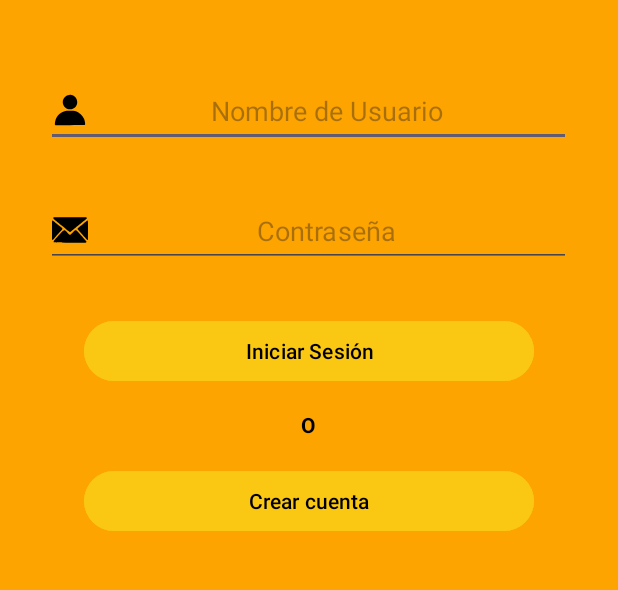
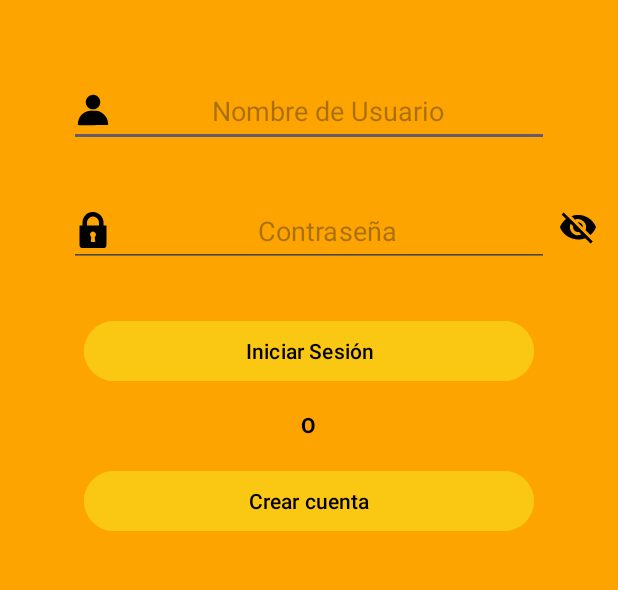
Before and after one commit to Alexis2025X/PetCare_2.0, an Android app: the screen it shows after launch (Login), on a phone screen of 412 x 824 dp, the part 375-965 px from its top. Run offline under Robolectric (Android 15) with nearby library versions, the phone set to English and light mode, and no system bars.

Commit message:
Feat: Add the hide/show eye icon in the login

```diff
--- a/app/src/main/java/com/alexis/petcare20/Login.java
+++ b/app/src/main/java/com/alexis/petcare20/Login.java
@@ -2,9 +2,11 @@ package com.alexis.petcare20;
 
 import android.content.Intent;
 import android.os.Bundle;
+import android.view.View;
 import android.widget.Button;
 import android.widget.EditText;
 import android.widget.ImageButton;
+import android.widget.Toast;
 
 import androidx.activity.EdgeToEdge;
 import androidx.appcompat.app.AppCompatActivity;
@@ -15,7 +17,7 @@ import androidx.core.view.WindowInsetsCompat;
 public class Login extends AppCompatActivity {
 
     Button btn;
-    ImageButton btnIcon;
+    ImageButton btnIcon, btnIcon2;
     EditText editText;
     @Override
     protected void onCreate(Bundle savedInstanceState) {
@@ -30,30 +32,39 @@ public class Login extends AppCompatActivity {
         btn.setOnClickListener(view -> {
             abrirPantallaPrincipal();
         });
-/*        int i = 0;
+
+        botonOjos();
+
+    }
+
+    private void botonOjos() {
         //Para ver o no el password
-        btnIcon = findViewById(R.id.btnVer);
+        btnIcon = findViewById(R.id.btnOcultar);
+        btnIcon.setTag("oculto");
         btnIcon.setOnClickListener(view -> {
-            boolean click = true;
+            //Lo pongo alreves por si btnIcon.getTag() = null
+            if("oculto".equals(btnIcon.getTag())) {
+                btnIcon.setImageResource(R.drawable.ojo_ver);
+                btnIcon.setTag("visible");
+                //Toast.makeText(this, "Ya puedes ver", Toast.LENGTH_SHORT).show();
+                ver();
+            }else{
+                btnIcon.setImageResource(R.drawable.ojo_no_ver);
+                btnIcon.setTag("oculto");
+                ocultar();
+                //Toast.makeText(this, "No puedes ver", Toast.LENGTH_SHORT).show();
+            }
+
         });
-        if(btnIcon.setOnClickListener(view -> {}))
-*//*        btnIcon = findViewById(R.id.btnOcultar);
-        btnIcon.setOnClickListener(view -> {
-            ocultar();
-        });*/
     }
-/*    private void ver() {
+    private void ver() {
         editText = findViewById(R.id.txtPassword);
         editText.setInputType(android.text.InputType.TYPE_TEXT_VARIATION_VISIBLE_PASSWORD | android.text.InputType.TYPE_CLASS_TEXT);
-        btnIcon = findViewById(R.id.btnVer);
-        btnIcon.setImageResource(R.drawable.ojo_ver);
     }
     private void ocultar() {
         editText = findViewById(R.id.txtPassword);
         editText.setInputType(android.text.InputType.TYPE_TEXT_VARIATION_PASSWORD | android.text.InputType.TYPE_CLASS_TEXT);
-        btnIcon = findViewById(R.id.btnVer);
-        btnIcon.setImageResource(R.drawable.ojo_no_ver);
-    }*/
+    }
     private void abrirCrearCuenta() {
         // Aquí puedes abrir la ventana de agregar citas
         // Por ejemplo, puedes iniciar una nueva actividad
--- /dev/null
+++ b/app/src/main/res/drawable/candado.xml
@@ -0,0 +1,5 @@
+<vector xmlns:android="http://schemas.android.com/apk/res/android" android:height="24dp" android:viewportHeight="512" android:viewportWidth="512" android:width="24dp">
+
+    <path android:fillColor="#000000" android:pathData="M232,1.4c-50.8,9.1 -92.3,41.1 -112.7,86.9 -10,22.7 -12.3,35.6 -13,73.9l-0.6,29.8 -17.9,-0 -18,-0 -2.9,2.9 -2.9,2.9 0,139.9c0,155.1 -0.5,143.9 6.5,154.8 5.5,8.5 13.3,14.6 22.9,17.8 4.5,1.6 18.2,1.7 162.6,1.7 144.4,-0 158.1,-0.1 162.6,-1.7 9.6,-3.2 17.4,-9.3 22.9,-17.8 7,-10.9 6.5,0.3 6.5,-154.8l0,-139.9 -2.9,-2.9 -2.9,-2.9 -18,-0 -17.9,-0 -0.6,-29.8c-0.4,-21.1 -1,-32.2 -2.1,-38.5 -11.4,-61.3 -56.3,-107.6 -117.6,-121.2 -10.2,-2.3 -43.6,-2.9 -54,-1.1zM273.2,66.4c31.2,6.7 56.4,30.7 64.9,62.2 1.9,6.9 2.3,11.2 2.7,35.6l0.4,27.8 -85.2,-0 -85.2,-0 0.4,-27.8c0.4,-24.4 0.8,-28.7 2.7,-35.6 8.4,-31.2 33.5,-55.4 64.5,-62.1 8.1,-1.8 26.5,-1.8 34.8,-0.1zM266.4,279.5c22.4,5.8 36.1,29.1 30.2,51.3 -1.9,7 -7.1,15.6 -12,19.8l-4,3.4 3.2,29.3c3.7,33.4 3.8,35.4 1.4,38.3 -3.3,4.1 -5.2,4.4 -29.2,4.4 -24,-0 -25.9,-0.3 -29.2,-4.4 -2.4,-2.9 -2.3,-4.9 1.4,-38.3l3.2,-29.3 -4,-3.4c-4.9,-4.2 -10.1,-12.8 -12,-19.8 -8.1,-30.6 20.3,-59.3 51,-51.3z" android:strokeColor="#00000000"/>
+
+</vector>
--- a/app/src/main/res/layout/activity_login.xml
+++ b/app/src/main/res/layout/activity_login.xml
@@ -35,7 +35,7 @@
 
     <EditText
         android:id="@+id/txtNombreUsuario"
-        android:layout_width="350dp"
+        android:layout_width="320dp"
         android:layout_height="wrap_content"
         android:hint="Nombre de Usuario"
         android:inputType="text"
@@ -49,7 +49,7 @@
     <!-- Campo de texto para la contraseña -->
     <EditText
         android:id="@+id/txtPassword"
-        android:layout_width="350dp"
+        android:layout_width="320dp"
         android:layout_height="wrap_content"
         android:hint="Contraseña"
         android:inputType="textPassword"
@@ -57,7 +57,7 @@
         android:minHeight="48dp"
         android:layout_marginTop="380dp"
         android:layout_centerHorizontal="true"
-        android:drawableStart="@drawable/correo"/>
+        android:drawableStart="@drawable/candado"/>
 
     <!-- Botón para iniciar sesión -->
     <Button
@@ -92,25 +92,27 @@
         android:textColor="@color/black"
         android:layout_marginTop="560dp"/>
 
-<!--    <ImageButton
+    <ImageButton
         android:id="@+id/btnOcultar"
         android:layout_width="50dp"
         android:layout_height="wrap_content"
-        android:layout_centerHorizontal="true"
         android:background="@null"
         android:src="@drawable/ojo_no_ver"
         android:textColor="@color/black"
-        android:layout_marginTop="610dp"/>
+        android:layout_marginStart="360dp"
+        android:layout_marginTop="390dp"
+        android:visibility="visible"/>
 
 
-    <ImageButton
+<!--    <ImageButton
         android:id="@+id/btnVer"
         android:layout_width="50dp"
         android:layout_height="wrap_content"
-        android:layout_centerHorizontal="true"
         android:background="@null"
         android:src="@drawable/ojo_ver"
         android:textColor="@color/black"
-        android:layout_marginTop="660dp"/>-->
+        android:layout_marginStart="370dp"
+        android:layout_marginTop="390dp"
+        android:visibility="gone"/>-->
 
 </RelativeLayout>
```
